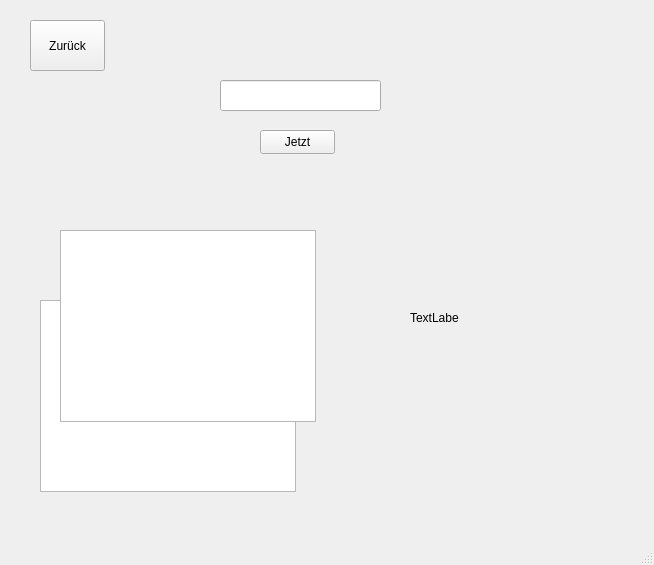
Old version of the form main.ui in the repository nhiasi/timeed.
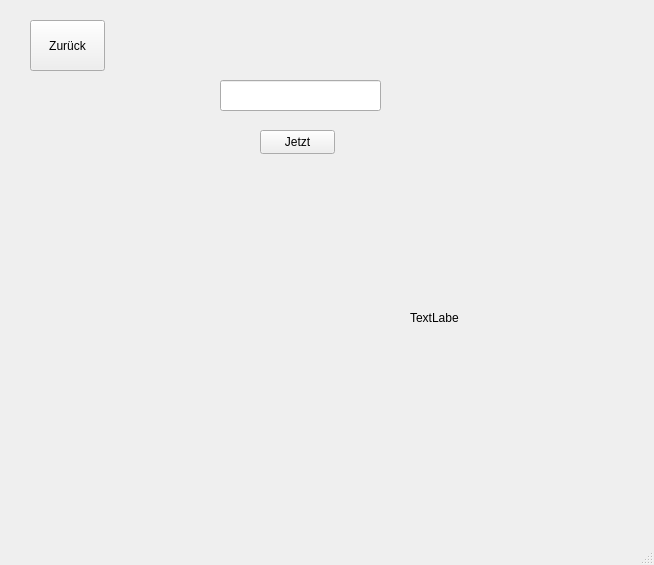
New version of the form.

Patch:
```diff
--- a/main.ui
+++ b/main.ui
@@ -14,16 +14,6 @@
    <string>MainWindow</string>
   </property>
   <widget class="QWidget" name="centralwidget">
-   <widget class="QTextBrowser" name="textBrowser">
-    <property name="geometry">
-     <rect>
-      <x>40</x>
-      <y>300</y>
-      <width>256</width>
-      <height>192</height>
-     </rect>
-    </property>
-   </widget>
    <widget class="QStackedWidget" name="stackedWidget">
     <property name="geometry">
      <rect>
@@ -120,16 +110,6 @@
        <string>Zurück</string>
       </property>
      </widget>
-     <widget class="QGraphicsView" name="graphicsView">
-      <property name="geometry">
-       <rect>
-        <x>60</x>
-        <y>230</y>
-        <width>256</width>
-        <height>192</height>
-       </rect>
-      </property>
-     </widget>
      <widget class="QLabel" name="label_2">
       <property name="geometry">
        <rect>
```
